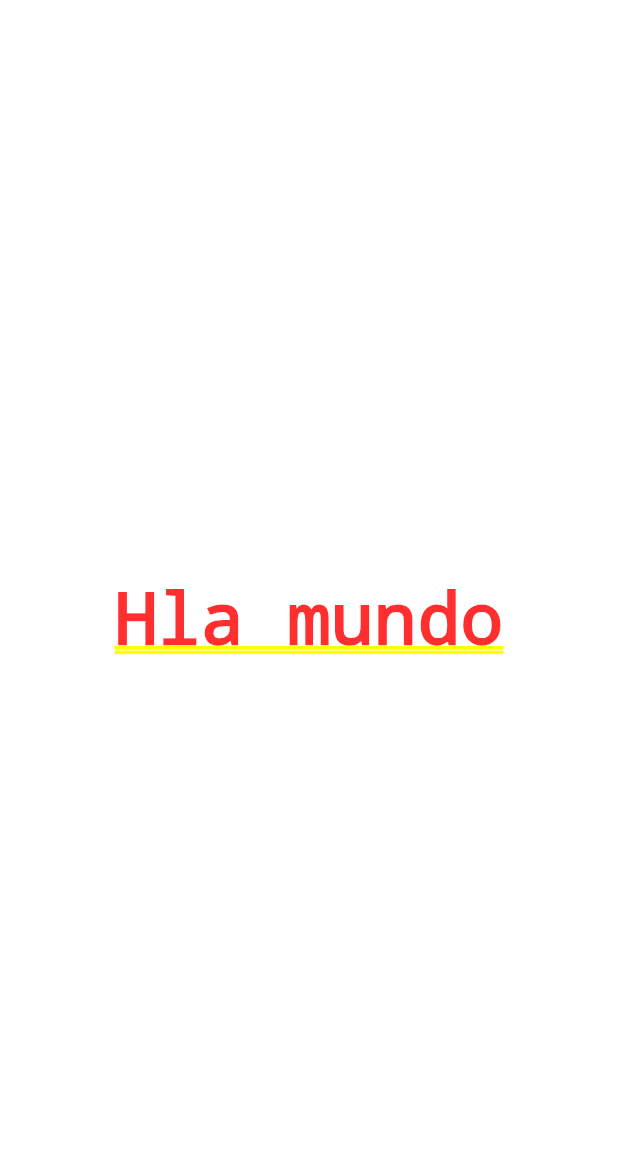
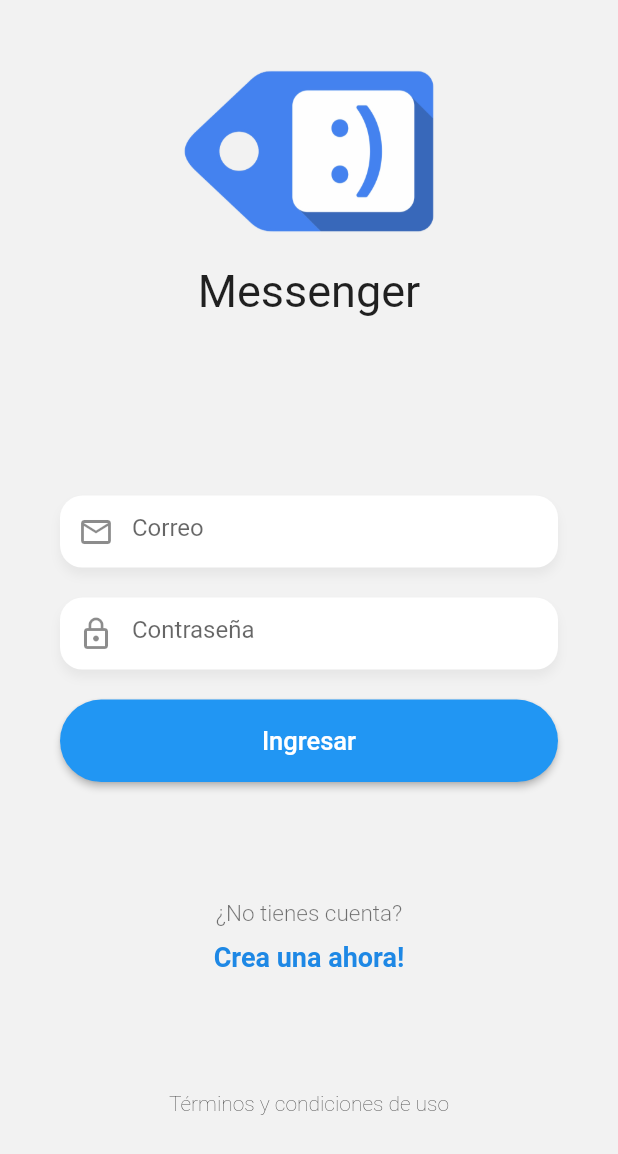
Before and after one commit to JimHuertas/messenger_app_flutter, a Flutter app: the screen it shows after launch, on a phone screen of 412 x 824 dp. Shown: the top 1154 px of the screen. Run offline on Flutter 3.47's test engine with Material 2 defaults, Android fonts, the phone set to English and light mode, and no system bars.

Commit message:
putting some widgets on directory widget, login view finished

```diff
--- a/lib/main.dart
+++ b/lib/main.dart
@@ -1,9 +1,16 @@
 import 'package:flutter/material.dart';
+import 'package:flutter/services.dart';
 
-import 'package:messenger_app/pages/home.dart';
+import 'package:messenger_app/routes/routes.dart';
 
+void main(){
+   // add these lines
+  WidgetsFlutterBinding.ensureInitialized();
+  SystemChrome.setPreferredOrientations(
+    [DeviceOrientation.portraitUp, DeviceOrientation.portraitDown]);
 
-void main() => runApp(MyApp());
+  runApp(MyApp());
+}
 
 class MyApp extends StatelessWidget {
   @override
@@ -11,11 +18,8 @@ class MyApp extends StatelessWidget {
     return MaterialApp(
       debugShowCheckedModeBanner: false,
       title: 'Messenger App',
-      initialRoute: 'home',
-      home: HomePage(),
-      routes: {
-        'home': (_) => HomePage()
-      },
+      initialRoute: 'login',
+      routes: appRoutes,
     );
   }
 }
--- /dev/null
+++ b/lib/pages/chats_page.dart
@@ -0,0 +1,14 @@
+import 'package:flutter/material.dart';
+
+
+class ChatPage extends StatelessWidget {
+
+  @override
+  Widget build(BuildContext context) {
+    return Scaffold(
+      body: Center(
+        child: Text('Hola Mundo'),
+     ),
+   );
+  }
+}
--- a/lib/pages/home.dart
+++ /dev/null
@@ -1,12 +0,0 @@
-import 'package:flutter/material.dart';
-
-
-class HomePage extends StatelessWidget {
-
-  @override
-  Widget build(BuildContext context) {
-    return Center(
-      child: Text('Hla mundo'),
-    );
-  }
-}
--- /dev/null
+++ b/lib/pages/loading_page.dart
@@ -0,0 +1,14 @@
+import 'package:flutter/material.dart';
+
+
+class LoadingPage extends StatelessWidget {
+
+  @override
+  Widget build(BuildContext context) {
+    return Scaffold(
+      body: Center(
+        child: Text('Hola Mundo'),
+     ),
+   );
+  }
+}
--- /dev/null
+++ b/lib/pages/login_page.dart
@@ -0,0 +1,80 @@
+import 'package:flutter/material.dart';
+import 'package:messenger_app/widgets/blueButton.dart';
+
+import 'package:messenger_app/widgets/costum_imput.dart';
+import 'package:messenger_app/widgets/labels.dart';
+import 'package:messenger_app/widgets/logo.dart';
+
+
+class LoginPage extends StatelessWidget {
+
+  @override
+  Widget build(BuildContext context) {
+    return Scaffold(
+      backgroundColor: const Color(0xffF2F2F2),
+      body: SafeArea(
+        bottom: false,
+        child: SingleChildScrollView(
+          child: SizedBox(
+            height: MediaQuery.of(context).size.height*0.95,
+            child: Column(
+              mainAxisAlignment: MainAxisAlignment.spaceAround,
+              children: <Widget>[
+                Logo(),
+                _Form(),
+                Labels(),
+                const Text('Términos y condiciones de uso', style: TextStyle(fontWeight: FontWeight.w200),)
+              ],
+            ),
+          ),
+        ),
+      ),
+   );
+  }
+}
+
+class _Form extends StatefulWidget {
+  @override
+  State<_Form> createState() => __FormState();
+}
+
+class __FormState extends State<_Form> {
+
+  final emailCtrl = TextEditingController();
+  final passwordCtrl = TextEditingController();
+
+  @override
+  Widget build(BuildContext context) {
+    return Container(
+      margin: const EdgeInsets.only(top: 40),
+      padding: const EdgeInsets.symmetric(horizontal: 40),
+      child: Column(
+        mainAxisAlignment: MainAxisAlignment.spaceAround,
+        children: <Widget>[
+          CustomImput(
+            hintText: "Correo",
+            prefixIcon: Icons.email_outlined,
+            keyboardType: TextInputType.emailAddress,
+            textController: emailCtrl,
+          ),
+          CustomImput(
+            hintText: "Contraseña",
+            textController: passwordCtrl,
+            prefixIcon: Icons.lock_outline,
+            obscureText: true,
+          ),
+
+          BlueButton(
+            emailCtrl: emailCtrl,
+            passwordCtrl: passwordCtrl,
+            text: 'Ingresar',
+            onPressed: (){
+              print(passwordCtrl.text);
+              print(emailCtrl.text);
+            },
+          )
+        ],
+      ),
+    );
+  }
+}
--- /dev/null
+++ b/lib/pages/register_page.dart
@@ -0,0 +1,14 @@
+import 'package:flutter/material.dart';
+
+
+class RegisterPage extends StatelessWidget {
+
+  @override
+  Widget build(BuildContext context) {
+    return Scaffold(
+      body: Center(
+        child: Text('Hola Mundo'),
+     ),
+   );
+  }
+}
--- /dev/null
+++ b/lib/pages/usuarios_page.dart
@@ -0,0 +1,14 @@
+import 'package:flutter/material.dart';
+
+
+class UsuariosPage extends StatelessWidget {
+
+  @override
+  Widget build(BuildContext context) {
+    return Scaffold(
+      body: Center(
+        child: Text('Hola Mundo'),
+     ),
+   );
+  }
+}
--- /dev/null
+++ b/lib/routes/routes.dart
@@ -0,0 +1,15 @@
+
+import 'package:flutter/material.dart';
+import 'package:messenger_app/pages/chats_page.dart';
+import 'package:messenger_app/pages/loading_page.dart';
+import 'package:messenger_app/pages/login_page.dart';
+import 'package:messenger_app/pages/register_page.dart';
+import 'package:messenger_app/pages/usuarios_page.dart';
+
+final Map<String, WidgetBuilder> appRoutes = {
+  'usuarios'  : ( _ ) => UsuariosPage(),
+  'chat'      : ( _ ) => ChatPage(),
+  'login'     : ( _ ) => LoginPage(),
+  'register'  : ( _ ) => RegisterPage(),
+  'loading'   : ( _ ) => LoadingPage(),
+};
--- /dev/null
+++ b/lib/widgets/blueButton.dart
@@ -0,0 +1,39 @@
+import 'package:flutter/material.dart';
+
+
+class BlueButton extends StatelessWidget {
+
+  final TextEditingController emailCtrl;
+  final TextEditingController passwordCtrl;
+  final String text;
+  final Function()? onPressed;
+
+  BlueButton({
+    required this.emailCtrl,
+    required this.passwordCtrl,
+    required this.text,
+    required this.onPressed
+  });
+
+  @override
+  Widget build(BuildContext context) {
+    return ElevatedButton(
+      style: ElevatedButton.styleFrom(
+        elevation: 2,
+        primary: Colors.blue,
+        shape: const StadiumBorder()
+      ),
+      onPressed: onPressed,
+      child: SizedBox(
+        width: 300,
+        height: 55,
+        child: Center(
+          child: Text(text, style: const TextStyle(
+            color: Colors.white,
+            fontSize: 17,
+          ))
+        )
+      )
+    );
+  }
+}
--- /dev/null
+++ b/lib/widgets/costum_imput.dart
@@ -0,0 +1,49 @@
+import 'package:flutter/material.dart';
+
+class CustomImput extends StatelessWidget {
+  final IconData prefixIcon;
+  final String hintText;
+  final bool obscureText;
+  final TextEditingController? textController;
+  final TextInputType keyboardType;
+
+  CustomImput({
+    Key? key,
+    required this.hintText,
+    required this.textController,
+    required this.prefixIcon,
+    this.obscureText = false,
+    this.keyboardType = TextInputType.text
+  }) : super(key: key);
+
+  @override
+  Widget build(BuildContext context) {
+    return Container(
+      margin: const EdgeInsets.only(bottom: 20),
+      padding: const EdgeInsets.only(right: 20.0),
+      decoration: BoxDecoration(
+        color: Colors.white,
+        borderRadius: BorderRadius.circular(15.0),
+        boxShadow: <BoxShadow>[
+          BoxShadow(
+            color: Colors.black.withOpacity(0.05),
+            offset: const Offset(0, 5),
+            blurRadius: 5
+          )
+        ]
+      ),
+      child: TextField(
+        autocorrect: false,
+        keyboardType: keyboardType,
+        obscureText: obscureText,
+        controller: textController,
+        decoration: InputDecoration(
+          prefixIcon: Icon(prefixIcon),
+          focusedBorder: InputBorder.none,
+          border: InputBorder.none,
+          hintText: hintText
+        )
+      ),
+    );
+  }
+}
--- /dev/null
+++ b/lib/widgets/labels.dart
@@ -0,0 +1,28 @@
+import 'package:flutter/material.dart';
+
+class Labels extends StatelessWidget {
+
+  @override
+  Widget build(BuildContext context) {
+    return Container(
+      child: Column(
+        children: <Widget>[
+          const Text('¿No tienes cuenta?',
+            style: TextStyle(
+              color: Colors.black54,
+              fontSize: 15,
+              fontWeight: FontWeight.w300)
+          ),
+          const SizedBox(height: 10),
+          Text('Crea una ahora!',
+            style: TextStyle(
+              color: Colors.blue[600],
+              fontSize: 18,
+              fontWeight: FontWeight.bold
+            ),
+          )
+        ],
+      ),
+    );
+  }
+}
--- /dev/null
+++ b/lib/widgets/logo.dart
@@ -0,0 +1,20 @@
+import 'package:flutter/material.dart';
+
+class Logo extends StatelessWidget {
+
+  @override
+  Widget build(BuildContext context) {
+    return Center(
+      child: Container(
+        width: 170,
+        child: Column(
+          children: const <Widget>[
+            Image(image: AssetImage('assets/tag-logo.png')),
+            SizedBox(height: 20),
+            Text('Messenger', style: TextStyle(fontSize: 30),)
+          ],
+        ),
+      ),
+    );
+  }
+}
--- a/pubspec.yaml
+++ b/pubspec.yaml
@@ -58,9 +58,8 @@ flutter:
   uses-material-design: true
 
   # To add assets to your application, add an assets section, like this:
-  # assets:
-  #   - images/a_dot_burr.jpeg
-  #   - images/a_dot_ham.jpeg
+  assets:
+    - assets/
 
   # An image asset can refer to one or more resolution-specific "variants", see
   # https://flutter.dev/assets-and-images/#resolution-aware
```
Also changed, not shown: assets/tag-logo.png (added), 1 other file.
